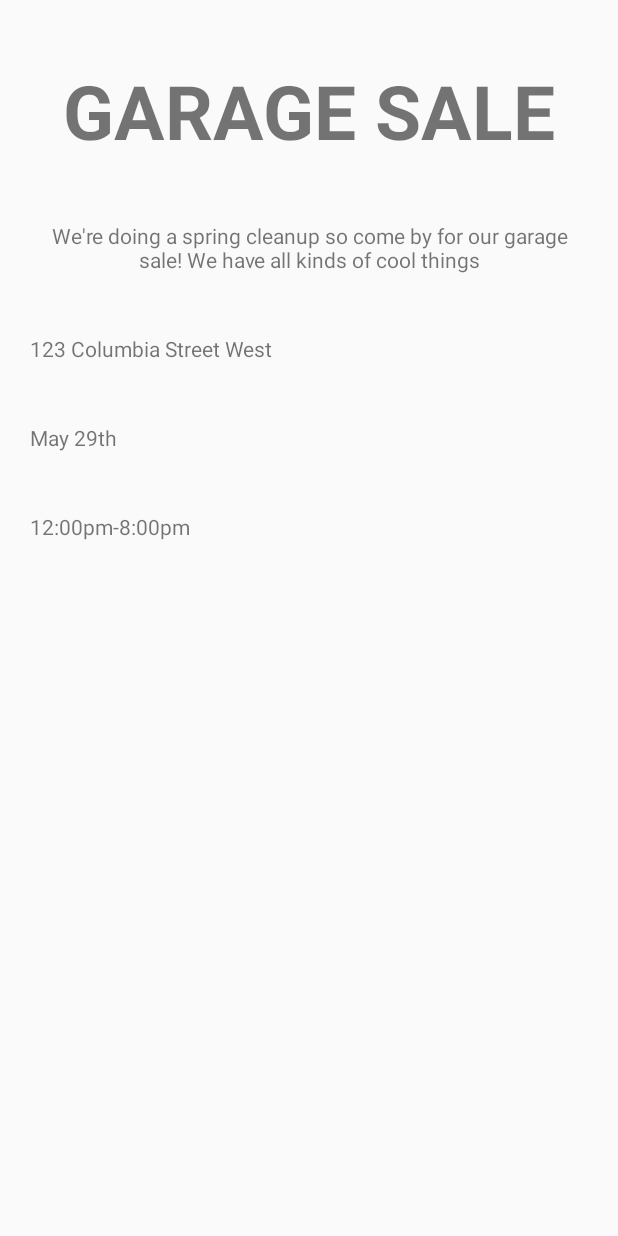
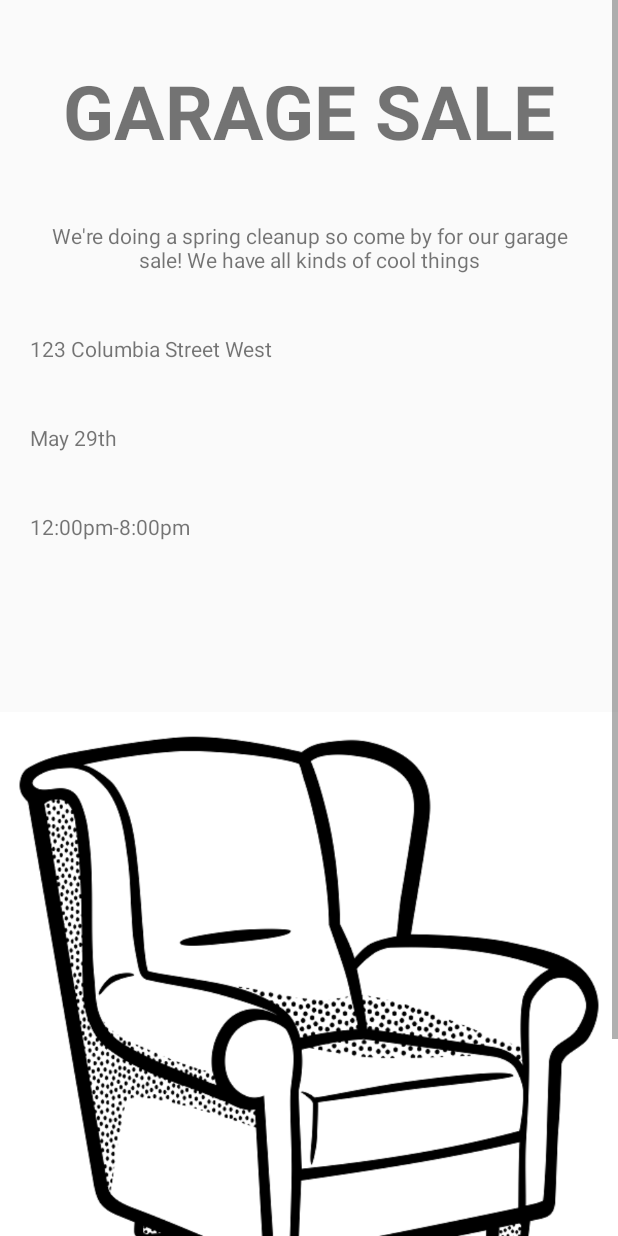
Before and after one commit to kevinwang5658/EngHack, an Android app: the layout sales_template.xml on its own in the app's theme, with its tools: preview values and no code run, on a phone screen of 412 x 824 dp. Run offline under Robolectric (Android 15) with nearby library versions, the phone set to English and light mode, and no system bars.

Commit message:
template inflation

```diff
--- a/app/src/main/res/layout/sales_template.xml
+++ b/app/src/main/res/layout/sales_template.xml
@@ -1,6 +1,10 @@
 <?xml version="1.0" encoding="utf-8"?>
 <LinearLayout xmlns:android="http://schemas.android.com/apk/res/android"
     android:orientation="vertical" android:layout_width="match_parent"
+    android:layout_height="match_parent">
+
+    <ScrollView
+        android:layout_width="match_parent"
         android:layout_height="match_parent">
 
         <LinearLayout xmlns:android="http://schemas.android.com/apk/res/android"
@@ -49,6 +53,11 @@
                 android:text="12:00pm-8:00pm"
                 android:layout_margin="20dp"/>
 
+            <ImageView
+                android:layout_width="match_parent"
+                android:layout_height="match_parent"
+                android:src="@drawable/armchair_image"/>
         </LinearLayout>
+    </ScrollView>
 
 </LinearLayout>
```
Also changed, not shown: app/src/main/res/drawable/armchair_image.png. Lines whose indentation alone changed are shown as unchanged.
